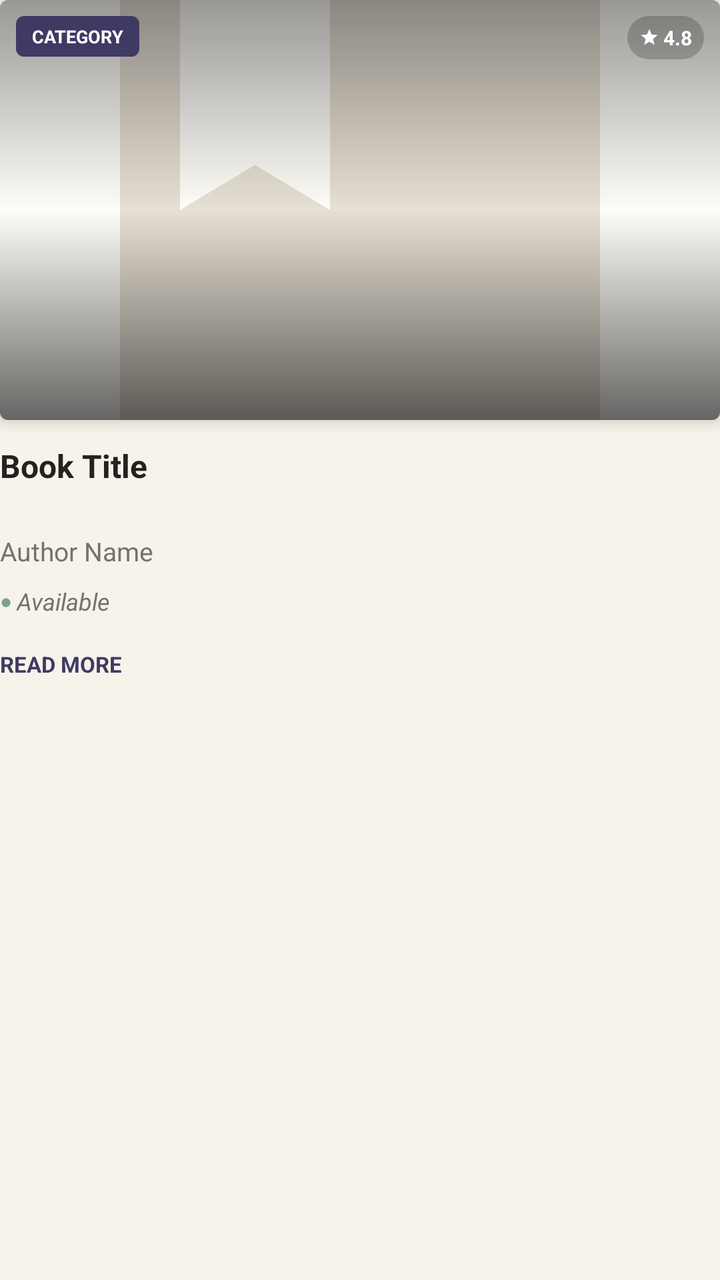
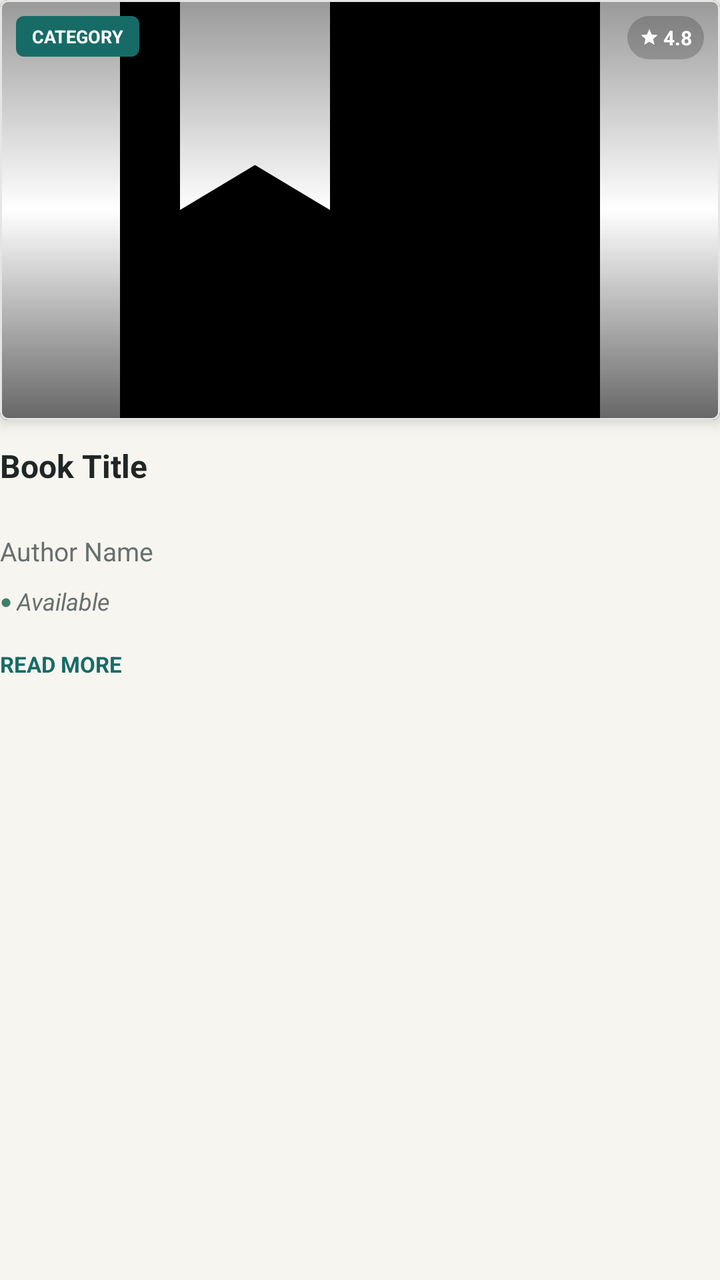

Before-and-after screenshots of an Android layout around one commit, followed by the original layout XML and the change that was made.
<!-- AndroidManifest.xml: application theme Theme.SmartLibrary -->
<!-- res/layout/item_book.xml -->
<?xml version="1.0" encoding="utf-8"?>
<LinearLayout xmlns:android="http://schemas.android.com/apk/res/android"
    xmlns:app="http://schemas.android.com/apk/res-auto"
    android:layout_width="140dp"
    android:layout_height="wrap_content"
    android:layout_marginEnd="20dp"
    android:layout_marginBottom="16dp"
    android:orientation="vertical">

    
    <com.google.android.material.card.MaterialCardView
        android:id="@+id/cardBook"
        android:layout_width="match_parent"
        android:layout_height="210dp"
        app:cardBackgroundColor="@color/surface"
        app:cardCornerRadius="4dp"
        app:cardElevation="4dp">

        <FrameLayout
            android:layout_width="match_parent"
            android:layout_height="match_parent">

            <ImageView
                android:id="@+id/imgBookCover"
                android:layout_width="match_parent"
                android:layout_height="match_parent"
                android:contentDescription="Book Cover"
                android:scaleType="centerCrop"
                android:src="@drawable/ic_book"
                app:tint="@color/divider" />
                
            <View
                android:layout_width="match_parent"
                android:layout_height="match_parent"
                android:background="@drawable/bg_image_overlay" />

            <TextView
                android:id="@+id/tvBookCategory"
                android:layout_width="wrap_content"
                android:layout_height="wrap_content"
                android:layout_gravity="top|start"
                android:layout_margin="8dp"
                android:background="@drawable/bg_category_chip"
                android:paddingHorizontal="8dp"
                android:paddingVertical="4dp"
                android:text="Category"
                android:textColor="@color/white"
                android:textSize="9sp"
                android:textStyle="bold"
                android:textAllCaps="true"/>
                
            <LinearLayout
                android:layout_width="wrap_content"
                android:layout_height="wrap_content"
                android:layout_gravity="top|end"
                android:layout_margin="8dp"
                android:background="@drawable/bg_rating_chip"
                android:paddingHorizontal="6dp"
                android:paddingVertical="4dp"
                android:gravity="center_vertical"
                android:orientation="horizontal">

                <ImageView
                    android:layout_width="10dp"
                    android:layout_height="10dp"
                    android:contentDescription="Rating"
                    android:src="@drawable/ic_star"
                    app:tint="@color/white" />

                <TextView
                    android:id="@+id/tvBookRating"
                    android:layout_width="wrap_content"
                    android:layout_height="wrap_content"
                    android:layout_marginStart="2dp"
                    android:text="4.8"
                    android:textColor="@color/white"
                    android:textSize="10sp"
                    android:textStyle="bold" />
            </LinearLayout>
        </FrameLayout>
    </com.google.android.material.card.MaterialCardView>

    
    <LinearLayout
        android:layout_width="match_parent"
        android:layout_height="wrap_content"
        android:orientation="vertical"
        android:paddingTop="12dp">

        <TextView
            android:id="@+id/tvBookTitle"
            android:layout_width="match_parent"
            android:layout_height="wrap_content"
            android:ellipsize="end"
            android:maxLines="2"
            android:minLines="2"
            android:text="Book Title"
            android:textColor="@color/text_primary"
            android:textSize="16sp"
            android:textStyle="bold" />

        <TextView
            android:id="@+id/tvBookAuthor"
            android:layout_width="match_parent"
            android:layout_height="wrap_content"
            android:layout_marginTop="4dp"
            android:ellipsize="end"
            android:maxLines="1"
            android:text="Author Name"
            android:textColor="@color/text_secondary"
            android:textSize="13sp" />

        <LinearLayout
            android:layout_width="match_parent"
            android:layout_height="wrap_content"
            android:layout_marginTop="8dp"
            android:gravity="center_vertical"
            android:orientation="horizontal">

            <TextView
                android:layout_width="wrap_content"
                android:layout_height="wrap_content"
                android:text="● "
                android:textColor="@color/success"
                android:textSize="10sp" />

            <TextView
                android:id="@+id/tvBookAvailability"
                android:layout_width="0dp"
                android:layout_height="wrap_content"
                android:layout_weight="1"
                android:text="Available"
                android:textColor="@color/text_secondary"
                android:textSize="12sp"
                android:textStyle="italic" />
        </LinearLayout>
        
        
        <TextView
            android:id="@+id/btnViewDetails"
            android:layout_width="wrap_content"
            android:layout_height="wrap_content"
            android:layout_marginTop="12dp"
            android:text="READ MORE"
            android:textColor="@color/primary"
            android:textSize="11sp"
            android:textStyle="bold"
            android:background="?attr/selectableItemBackground"
            android:paddingVertical="4dp"/>
    </LinearLayout>
</LinearLayout>
<!-- resources referenced by this layout -->
<resources>
  <color name="divider">#E7E0D4</color>
  <color name="primary">#3F3A63</color>
  <color name="success">#7DA28C</color>
  <color name="surface">#FFFDF8</color>
  <color name="text_primary">#24221F</color>
  <color name="text_secondary">#77716A</color>
  <color name="white">#FFFFFF</color>
  <style name="Theme.SmartLibrary" parent="Base.Theme.SmartLibrary" />
  <style name="Base.Theme.SmartLibrary" parent="Theme.MaterialComponents.DayNight.NoActionBar">
          
          <item name="colorPrimary">@color/primary</item>
          <item name="colorPrimaryVariant">@color/primary_dark</item>
          <item name="colorOnPrimary">@color/white</item>
          
          <item name="colorSecondary">@color/accent</item>
          <item name="colorSecondaryVariant">@color/accent_dark</item>
          <item name="colorOnSecondary">@color/white</item>
          
          <item name="android:statusBarColor">@color/background</item>
          <item name="android:windowLightStatusBar">true</item>
          
          <item name="android:windowBackground">@color/background</item>
      </style>
  <color name="primary_dark">#2B2745</color>
  <color name="accent">#C79A55</color>
  <color name="accent_dark">#A67C3F</color>
  <color name="background">#F7F3EA</color>
  <!-- unchanged entries left out for length: 5 -->
</resources>

<!-- the commit's change to res/layout/item_book.xml (unified diff, before → after) -->
@@ -26,8 +26,7 @@
                 android:layout_height="match_parent"
                 android:contentDescription="Book Cover"
                 android:scaleType="centerCrop"
-                android:src="@drawable/ic_book"
-                app:tint="@color/divider" />
+                android:src="@drawable/ic_book" />
                 
             <View
                 android:layout_width="match_parent"
<!-- resource entries referenced after the edit -->
@@ -1,11 +1,10 @@
 <!-- resources referenced by this layout -->
 <resources>
-  <color name="divider">#E7E0D4</color>
-  <color name="primary">#3F3A63</color>
-  <color name="success">#7DA28C</color>
-  <color name="surface">#FFFDF8</color>
-  <color name="text_primary">#24221F</color>
-  <color name="text_secondary">#77716A</color>
+  <color name="primary">#176B67</color>
+  <color name="success">#3D8068</color>
+  <color name="surface">#FFFFFF</color>
+  <color name="text_primary">#202625</color>
+  <color name="text_secondary">#66706E</color>
   <color name="white">#FFFFFF</color>
   <style name="Theme.SmartLibrary" parent="Base.Theme.SmartLibrary" />
   <style name="Base.Theme.SmartLibrary" parent="Theme.MaterialComponents.DayNight.NoActionBar">
@@ -22,11 +21,55 @@
           <item name="android:windowLightStatusBar">true</item>
           
           <item name="android:windowBackground">@color/background</item>
+          <item name="colorSurface">@color/surface</item>
+          <item name="colorOnSurface">@color/text_primary</item>
+          <item name="android:textColorPrimary">@color/text_primary</item>
+          <item name="android:textColorSecondary">@color/text_secondary</item>
+          
+          
+          <item name="shapeAppearanceSmallComponent">@style/ShapeAppearance.SmartLibrary.SmallComponent</item>
+          <item name="shapeAppearanceMediumComponent">@style/ShapeAppearance.SmartLibrary.MediumComponent</item>
+          <item name="shapeAppearanceLargeComponent">@style/ShapeAppearance.SmartLibrary.LargeComponent</item>
+          <item name="materialCardViewStyle">@style/Widget.SmartLibrary.CardView</item>
+          <item name="materialButtonStyle">@style/Widget.SmartLibrary.Button</item>
+          <item name="bottomNavigationStyle">@style/Widget.SmartLibrary.BottomNavigationView</item>
       </style>
-  <color name="primary_dark">#2B2745</color>
-  <color name="accent">#C79A55</color>
-  <color name="accent_dark">#A67C3F</color>
-  <color name="background">#F7F3EA</color>
+  <color name="primary_dark">#125854</color>
+  <color name="accent">#C58A3A</color>
+  <color name="accent_dark">#A47230</color>
+  <color name="background">#F7F5F0</color>
+  <style name="ShapeAppearance.SmartLibrary.SmallComponent" parent="ShapeAppearance.MaterialComponents.SmallComponent">
+          <item name="cornerFamily">rounded</item>
+          <item name="cornerSize">8dp</item>
+      </style>
+  <style name="ShapeAppearance.SmartLibrary.MediumComponent" parent="ShapeAppearance.MaterialComponents.MediumComponent">
+          <item name="cornerFamily">rounded</item>
+          <item name="cornerSize">16dp</item>
+      </style>
+  <style name="ShapeAppearance.SmartLibrary.LargeComponent" parent="ShapeAppearance.MaterialComponents.LargeComponent">
+          <item name="cornerFamily">rounded</item>
+          <item name="cornerSize">24dp</item>
+      </style>
+  <style name="Widget.SmartLibrary.CardView" parent="Widget.MaterialComponents.CardView">
+          <item name="shapeAppearanceOverlay">@style/ShapeAppearance.SmartLibrary.MediumComponent</item>
+          <item name="cardElevation">0dp</item>
+          <item name="strokeWidth">1dp</item>
+          <item name="strokeColor">@color/card_stroke</item>
+          <item name="cardBackgroundColor">@color/surface</item>
+      </style>
+  <style name="Widget.SmartLibrary.Button" parent="Widget.MaterialComponents.Button">
+          <item name="shapeAppearanceOverlay">@style/ShapeAppearance.SmartLibrary.SmallComponent</item>
+          <item name="android:textAllCaps">false</item>
+          <item name="android:letterSpacing">0.01</item>
+          <item name="android:textSize">16sp</item>
+      </style>
+  <style name="Widget.SmartLibrary.BottomNavigationView" parent="Widget.MaterialComponents.BottomNavigationView">
+          <item name="backgroundTint">@color/surface</item>
+          <item name="itemIconTint">@color/bottom_nav_item_color</item>
+          <item name="itemTextColor">@color/bottom_nav_item_color</item>
+          <item name="elevation">8dp</item>
+      </style>
+  <color name="card_stroke">#E3E6E3</color>
   <!-- unchanged entries left out for length: 5 -->
 </resources>
 
